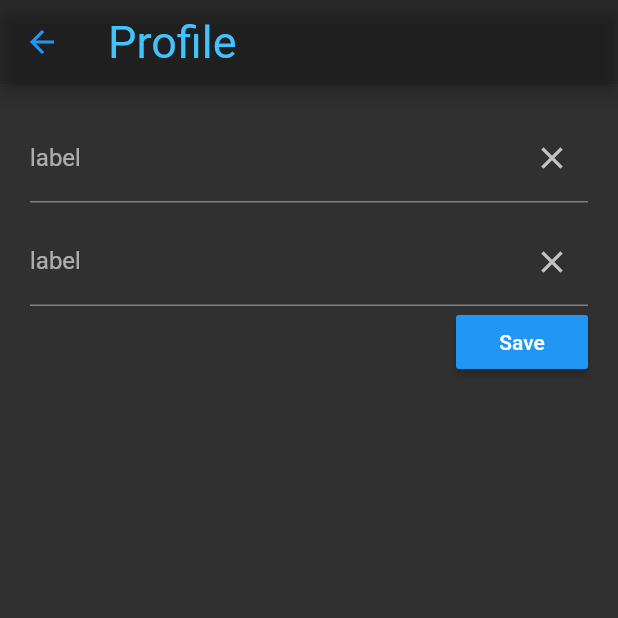
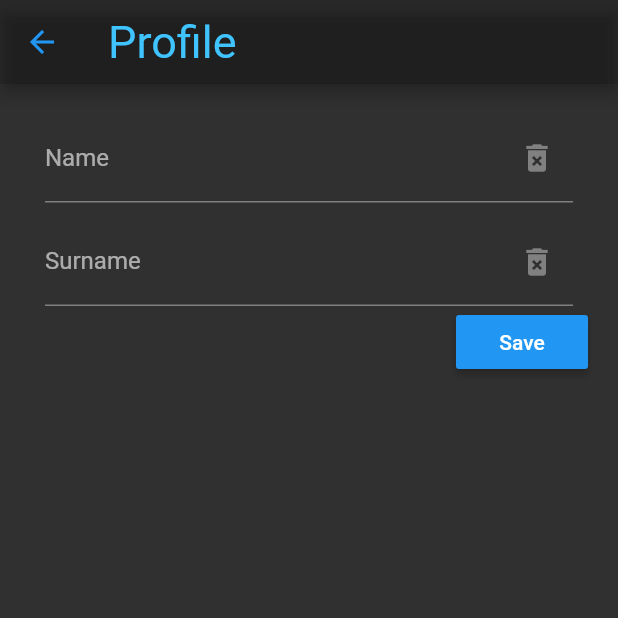
Before and after one commit to MariusRadyn/TeamPlayer, a Flutter app: the ProfilePage screen opened directly, on a phone screen of 412 x 824 dp, the top half of it. Run offline on Flutter 3.47's test engine with Material 3 defaults, Android fonts, the phone set to English and light mode, and no system bars; our stand-ins replace flutter_slidable, shared_preferences, smooth_page_indicator, sqflite; missing offline and left inert: circle_list, dropbox_client, scrollable_reorderable_navbar; accounts and stored records are empty.

Commit message:
Wrapping up custom widgets

```diff
--- a/lib/bars/bottomNavBarHome.dart
+++ b/lib/bars/bottomNavBarHome.dart
@@ -1,6 +1,6 @@
 import 'package:flutter/material.dart';
 import 'package:scrollable_reorderable_navbar/scrollable_reorderable_navbar.dart';
-import 'package:team_player/theme/theme_constants.dart';
+import 'package:team_player/theme/theme_manager.dart';
 
 class BottomNavBarHome extends StatefulWidget {
   const BottomNavBarHome({super.key});
--- a/lib/main.dart
+++ b/lib/main.dart
@@ -2,7 +2,6 @@ import 'package:flutter/material.dart';
 import 'package:team_player/pages/home.dart';
 import 'package:team_player/pages/playlist_page.dart';
 import 'package:team_player/pages/profile_page.dart';
-import 'package:team_player/theme/theme_constants.dart';
 import 'package:team_player/theme/theme_manager.dart';
 import 'package:team_player/utils/dropbox.dart';
 import 'package:team_player/utils/helpers.dart';
--- a/lib/pages/Songslibrary_page.dart
+++ b/lib/pages/Songslibrary_page.dart
@@ -1,8 +1,8 @@
 import 'package:flutter/material.dart';
 import '../utils/database_manager.dart';
 import '../utils/global_data.dart';
-import '../utils/playlist_Item.dart';
 import 'package:team_player/utils/helpers.dart';
+
 class SongsPage extends StatefulWidget {
   const SongsPage({super.key});
 
--- a/lib/pages/playlist_page.dart
+++ b/lib/pages/playlist_page.dart
@@ -2,7 +2,7 @@ import 'package:flutter/cupertino.dart';
 import 'package:flutter/material.dart';
 import 'package:flutter_slidable/flutter_slidable.dart';
 import 'package:team_player/utils/global_data.dart';
-import 'package:team_player/utils/playlist_Item.dart';
+import 'package:team_player/utils/helpers.dart';
 import '../bars/bottomNavBarHome.dart';
 import 'package:team_player/utils/database_manager.dart';
 
--- a/lib/pages/profile_page.dart
+++ b/lib/pages/profile_page.dart
@@ -29,10 +29,19 @@ class _ProfilePageState extends State<ProfilePage> {
           crossAxisAlignment: CrossAxisAlignment.end,
           mainAxisAlignment: MainAxisAlignment.start,
           children: [
-            MyTextField('Name', _cntrUserName),
+            MyTextFieldWithIcon(
+              text: 'Name',
+              textController: _cntrUserName,
+              icon: Icon(Icons.delete_forever),
+            ),
+
             SizedBox(height: 10.0),
 
-            MyTextField('Surname', _cntrUserSurname),
+            MyTextFieldWithIcon(
+              text: 'Surname',
+              textController: _cntrUserSurname,
+              icon: Icon(Icons.delete_forever),
+            ),
 
             MaterialButton(
               onPressed: (){
@@ -41,7 +50,7 @@ class _ProfilePageState extends State<ProfilePage> {
                 });
               },
               color: Colors.blue,
-              child: Text('Save',
+              child: const Text('Save',
                   style: TextStyle(
                       color: Colors.white)),
             ),
--- a/lib/pages/settings_page.dart
+++ b/lib/pages/settings_page.dart
@@ -31,7 +31,11 @@ class _SettingsPageState extends State<SettingsPage> {
               });
             }
           ),
-          MyTextField('Dropbox', _cntrButton1),
+          MyTextFieldWithIcon(
+            text: 'Dropbox',
+            textController: _cntrButton1,
+            icon: Icon(Icons.delete_forever),
+          ),
           MaterialButton(onPressed: () {})
         ],
       ),
--- a/lib/theme/theme_constants.dart
+++ /dev/null
@@ -1,81 +0,0 @@
-import 'package:flutter/cupertino.dart';
-import 'package:flutter/material.dart';
-import 'package:flex_seed_scheme/flex_seed_scheme.dart';
-
-const COLOR_DARK_PRIMARY = Colors.grey;
-const COLOR_DARK_ONPRIMARY = Colors.lightBlueAccent;
-const COLOR_DARK_ONSECONDARY = Colors.deepOrange;
-const COLOR_DARK_BACKGROUND = Colors.black12;
-const COLOR_DARK_APPBAR = Colors.black12;
-const COLOR_DARK_BUTTON = Colors.black54;
-const COLOR_DARK_HEDDING = Colors.blue;
-
-//---------------------------------------------------
-// Theme Light
-//---------------------------------------------------
-ThemeData lightTheme = ThemeData(
-  brightness: Brightness.light,
-  primaryColor: Colors.blue[900],
-  textTheme: const TextTheme(
-    displayLarge: TextStyle(
-    fontSize: 40,
-    color: Colors.white,
-    ),
-  ),
-);
-
-//---------------------------------------------------
-// Theme Dark
-//---------------------------------------------------
-@override
-ThemeData darkTheme = ThemeData(
-  useMaterial3: false,
-  colorScheme: const ColorScheme.dark(
-    primary: COLOR_DARK_PRIMARY,
-    onPrimary: COLOR_DARK_ONPRIMARY,
-    brightness: Brightness.dark,
-    background: COLOR_DARK_BACKGROUND,
-    onSecondary: COLOR_DARK_ONSECONDARY,
-
-  ),
-  bottomNavigationBarTheme: const BottomNavigationBarThemeData(
-    backgroundColor: COLOR_DARK_PRIMARY,
-    showUnselectedLabels: true,
-    selectedItemColor: COLOR_DARK_ONPRIMARY ,
-    unselectedItemColor: COLOR_DARK_ONPRIMARY ,
-  ),
-  appBarTheme: const AppBarTheme(
-    backgroundColor: COLOR_DARK_APPBAR,
-    iconTheme: IconThemeData(
-      color: COLOR_DARK_HEDDING,
-    ),
-    titleTextStyle: TextStyle(
-      color: COLOR_DARK_ONPRIMARY,
-      fontSize: 30,
-    ),
-  ),
-
-  textTheme: const TextTheme(
-    displayLarge: TextStyle(
-      fontFamily: 'aBeeZee',
-      fontSize: 40,
-      fontWeight: FontWeight.bold,
-    ),
-    titleLarge: TextStyle(
-      fontFamily: 'aBeeZee',
-      fontSize: 30,
-    ),
-    displayMedium: TextStyle(
-        fontFamily: 'aBeeZee',
-        fontSize: 20
-    ),
-    displaySmall: TextStyle(
-        fontFamily: 'aBeeZee',
-        fontSize: 10
-    ),
-  ),
-
-  floatingActionButtonTheme: FloatingActionButtonThemeData(
-    backgroundColor: Colors.grey[700]
-  ),
-);
--- a/lib/theme/theme_manager.dart
+++ b/lib/theme/theme_manager.dart
@@ -1,4 +1,82 @@
 import 'package:flutter/material.dart';
+import 'package:flutter/cupertino.dart';
+
+const COLOR_DARK_PRIMARY = Colors.grey;
+const COLOR_DARK_ONPRIMARY = Colors.lightBlueAccent;
+const COLOR_DARK_ONSECONDARY = Colors.deepOrange;
+const COLOR_DARK_BACKGROUND = Colors.black12;
+const COLOR_DARK_APPBAR = Colors.black12;
+const COLOR_DARK_BUTTON = Colors.black54;
+const COLOR_DARK_HEDDING = Colors.blue;
+
+//---------------------------------------------------
+// Theme Light
+//---------------------------------------------------
+ThemeData lightTheme = ThemeData(
+  brightness: Brightness.light,
+  primaryColor: Colors.blue[900],
+  textTheme: const TextTheme(
+    displayLarge: TextStyle(
+      fontSize: 40,
+      color: Colors.white,
+    ),
+  ),
+);
+
+//---------------------------------------------------
+// Theme Dark
+//---------------------------------------------------
+@override
+ThemeData darkTheme = ThemeData(
+  useMaterial3: false,
+  colorScheme: const ColorScheme.dark(
+    primary: COLOR_DARK_PRIMARY,
+    onPrimary: COLOR_DARK_ONPRIMARY,
+    brightness: Brightness.dark,
+    background: COLOR_DARK_BACKGROUND,
+    onSecondary: COLOR_DARK_ONSECONDARY,
+
+  ),
+  bottomNavigationBarTheme: const BottomNavigationBarThemeData(
+    backgroundColor: COLOR_DARK_PRIMARY,
+    showUnselectedLabels: true,
+    selectedItemColor: COLOR_DARK_ONPRIMARY ,
+    unselectedItemColor: COLOR_DARK_ONPRIMARY ,
+  ),
+  appBarTheme: const AppBarTheme(
+    backgroundColor: COLOR_DARK_APPBAR,
+    iconTheme: IconThemeData(
+      color: COLOR_DARK_HEDDING,
+    ),
+    titleTextStyle: TextStyle(
+      color: COLOR_DARK_ONPRIMARY,
+      fontSize: 30,
+    ),
+  ),
+
+  textTheme: const TextTheme(
+    displayLarge: TextStyle(
+      fontFamily: 'aBeeZee',
+      fontSize: 40,
+      fontWeight: FontWeight.bold,
+    ),
+    titleLarge: TextStyle(
+      fontFamily: 'aBeeZee',
+      fontSize: 30,
+    ),
+    displayMedium: TextStyle(
+        fontFamily: 'aBeeZee',
+        fontSize: 20
+    ),
+    displaySmall: TextStyle(
+        fontFamily: 'aBeeZee',
+        fontSize: 10
+    ),
+  ),
+  floatingActionButtonTheme: FloatingActionButtonThemeData(
+      backgroundColor: Colors.grey[700]
+  ),
+);
 
 class ThemeManager with ChangeNotifier{
   ThemeMode _themeMode = ThemeMode.light;
--- a/lib/utils/helpers.dart
+++ b/lib/utils/helpers.dart
@@ -2,6 +2,8 @@ import 'package:flutter/cupertino.dart';
 import 'package:flutter/material.dart';
 import 'package:shared_preferences/shared_preferences.dart';
 import 'package:team_player/utils/global_data.dart';
+import 'package:team_player/theme/theme_manager.dart';
+
 
 Future<void> MySimpleDialog(BuildContext context) {
   return
@@ -19,7 +21,6 @@ Future<void> MySimpleDialog(BuildContext context) {
       },
     );
 }
-
 
 Future<void> MyAlertDialog(BuildContext context, String heading, String msg) {
   return showDialog (
@@ -63,44 +64,7 @@ removePreference(String propertyName) async {
   prefs.remove(propertyName);
 }
 
-Container ShowAllThemeColors(BuildContext context){
-  return Container(
-    decoration: BoxDecoration(
-      color: Colors.white,
-    ),
-    child: SafeArea(
-      child: Column(
-        mainAxisAlignment: MainAxisAlignment.start,
-        children: [
-          MyTextTile('Primary', Theme.of(context).colorScheme.primary),
-          MyTextTile('OnPrimary', Theme.of(context).colorScheme.onPrimary),
-          MyTextTile('Secondary', Theme.of(context).colorScheme.secondary),
-          MyTextTile('OnSecondary', Theme.of(context).colorScheme.onSecondary),
-          MyTextTile('Background', Theme.of(context).colorScheme.background),
-        ],
-      ),
-    ),
-  );
-}
-
-TextField MyTextField(String text, TextEditingController _cntr){
-  return TextField(
-    controller: _cntr,
-    decoration: InputDecoration(
-      hintText: text,
-      labelText: 'label',
-      border: UnderlineInputBorder(),
-      suffixIcon: IconButton(
-        onPressed: (){
-          _cntr.clear();
-        },
-        icon: const Icon(Icons.clear),
-      ),
-    ),
-  );
-}
-
-MaterialButton MyButton(String text, Function()? onPressed) {
+MaterialButton myButton(String text, Function()? onPressed) {
   return MaterialButton(
     onPressed: onPressed,
     color: Colors.blue,
@@ -110,7 +74,54 @@ MaterialButton MyButton(String text, Function()? onPressed) {
   );
 }
 
- Padding MyTextTile(String txt, Color color){
+class MyTextFieldWithIcon extends StatelessWidget {
+  final String text;
+  final String? hint;
+  final TextEditingController? textController;
+  final Function()? onPressed;
+  final Widget icon;
+
+  const MyTextFieldWithIcon({
+    super.key,
+    required this.textController,
+    required this.text,
+    this.onPressed,
+    required this.icon,
+    this.hint
+  });
+
+  @override
+  Widget build(BuildContext context) {
+    return Padding(
+      padding: const EdgeInsets.fromLTRB(10,0,10,0),
+      child: TextField(
+        controller: textController,
+        decoration: InputDecoration(
+          hintText: hint,
+          labelText: text,
+          border: UnderlineInputBorder(),
+          suffixIcon: IconButton(
+            onPressed: onPressed,
+            icon: icon,
+          ),
+        ),
+      ),
+    );
+  }
+}
+
+class MyTextTile extends StatelessWidget {
+  final Color? color;
+  final String text;
+
+  const MyTextTile({
+    super.key,
+    this.color,
+    required this.text,
+  });
+
+  @override
+  Widget build(BuildContext context) {
     return Padding(
       padding: const EdgeInsets.all(8.0),
       child: Container(
@@ -118,7 +129,7 @@ MaterialButton MyButton(String text, Function()? onPressed) {
         height: 50,
         color: color,
         child: Center(
-        child: Text(txt,
+          child: Text(text,
             style: const TextStyle(
               color: Colors.black,
               fontSize: 20,
@@ -128,9 +139,66 @@ MaterialButton MyButton(String text, Function()? onPressed) {
       ),
     );
   }
+}
 
+class MyPlayListItem extends StatelessWidget {
+  final String text;
+  final String subText;
+  Function()? onDelete;
 
- class MySwitchWithLabel extends StatefulWidget {
+  MyPlayListItem({
+    super.key,
+    required this.text,
+    this.subText = '',
+    this.onDelete,
+  });
+
+  @override
+  Widget build(BuildContext context) {
+    return Container(
+      padding: EdgeInsets.all(2),
+      decoration: BoxDecoration(
+        color: Theme.of(context).cardColor,
+        borderRadius: BorderRadius.circular(2),
+      ),
+      child: Row(
+        children: [
+          Column(
+            crossAxisAlignment: CrossAxisAlignment.start,
+            children: [
+              Padding(
+                padding: const EdgeInsets.fromLTRB(5,2,0,0),
+                child: Text(text,
+                  overflow: TextOverflow.ellipsis,
+                  style: const TextStyle(color: COLOR_DARK_ONPRIMARY),
+                ),
+              ),
+              Padding(
+                padding: const EdgeInsets.fromLTRB(5,0,0,0),
+                child: Text(subText,
+                  style: const TextStyle(color: Colors.white38),
+                ),
+              ),
+            ],
+          ),
+          Expanded(
+            child: IconButton(
+                alignment: Alignment.centerRight,
+                onPressed: onDelete,
+                icon: const Icon(
+                  Icons.delete_forever,
+                  color: Colors.red,
+                  size: 30,
+                )
+            ),
+          )
+        ],
+      ),
+    );
+  }
+}
+
+ class MySwitchWithLabel extends StatelessWidget {
    const MySwitchWithLabel({
      Key? key,
      this.onChanged,
@@ -143,39 +211,23 @@ MaterialButton MyButton(String text, Function()? onPressed) {
    final bool switchState;
 
    @override
-  State<MySwitchWithLabel> createState() => _MySwitchWithLabelState();
-}
-
-class _MySwitchWithLabelState extends State<MySwitchWithLabel> {
-
-   @override
    Widget build(BuildContext context) {
-     return const Padding(
+     return Padding(
        padding: const EdgeInsets.fromLTRB(10,10,10,0),
        child: Row(
          mainAxisAlignment: MainAxisAlignment.spaceBetween,
          children: [
-           Text(widget.label,
-             style: TextStyle(fontSize: 18,
+           Text(label,
+             style: const TextStyle(fontSize: 18,
              ),
            ),
            Switch(
-             value: widget.switchState,
-             onChanged: widget.onChanged,
+             value: switchState,
+             onChanged: onChanged,
+             activeColor: Theme.of(context).primaryColor,
            ),
          ],
        ),
      );
    }
 }
-
-
-// Future<Database> _db;
-//
-// Future<Database> getDataBase() async {
-//   _db = _db ?? openDatabase(join(await getDatabasesPath(), 'data.db');
-//       return _db;
-//   }
-// getData() async {
-//   final Database db = await getDataBase();
-// }
```
Also changed, not shown: lib/utils/playlist_Item.dart (deleted, +0 -59 lines). Lines whose indentation alone changed are shown as unchanged.
